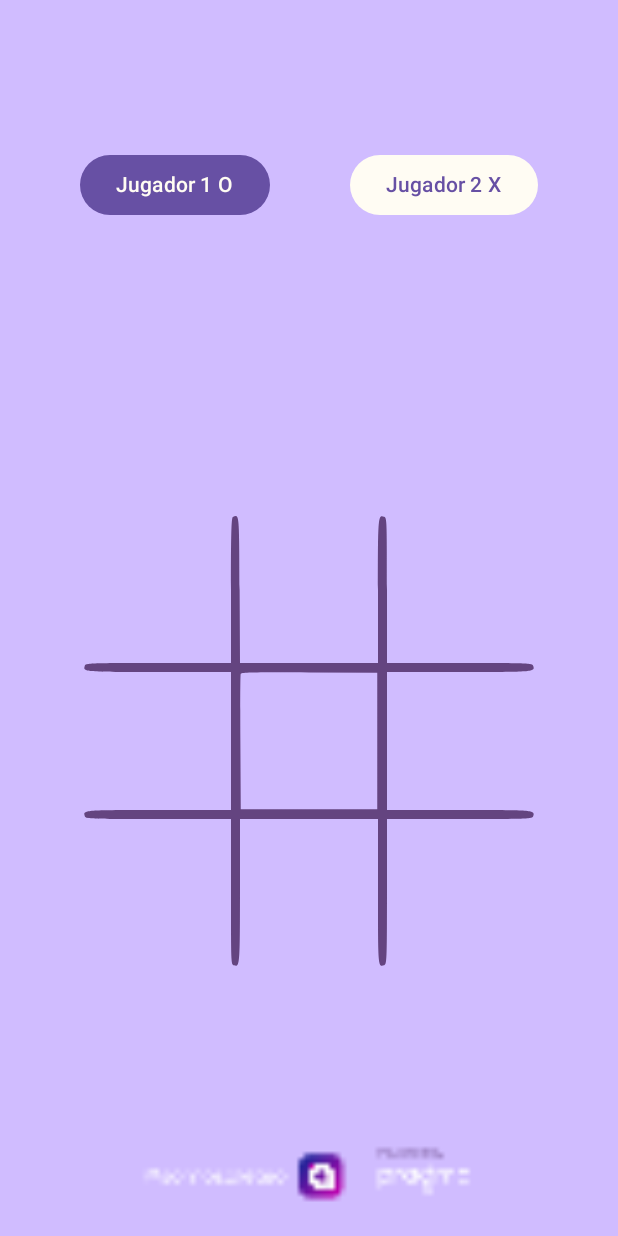
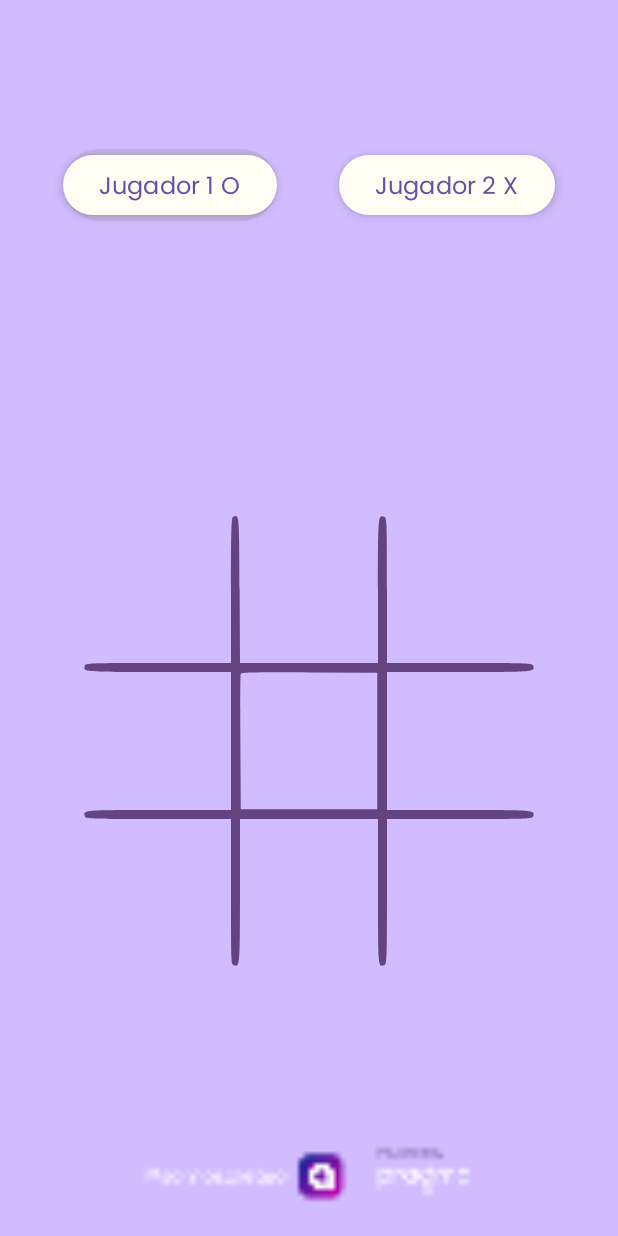
Before and after one commit to YesidMeloPragma/tictactoe, an Android app built with Jetpack Compose: the screen it shows after launch (MainActivity), on a phone screen of 412 x 824 dp. Run offline under Robolectric (Android 15) with nearby library versions, the phone set to English and light mode, and no system bars; our stand-ins replace constraintlayout-compose, livedata-compose.

Commit message:
Implementacion de sombras y colores al juego de tictactoe

```diff
--- a/app/src/main/java/com/pragma/ticktactoe/layouts/Encabezado.kt
+++ b/app/src/main/java/com/pragma/ticktactoe/layouts/Encabezado.kt
@@ -1,16 +1,37 @@
 package com.pragma.ticktactoe.layouts
 
+import androidx.compose.foundation.background
 import androidx.compose.foundation.layout.Box
 import androidx.compose.foundation.layout.fillMaxSize
+import androidx.compose.foundation.layout.fillMaxWidth
+import androidx.compose.foundation.layout.wrapContentHeight
+import androidx.compose.foundation.layout.wrapContentWidth
+import androidx.compose.foundation.shape.RoundedCornerShape
 import androidx.compose.material3.Button
 import androidx.compose.material3.ButtonDefaults
 import androidx.compose.material3.Text
 import androidx.compose.runtime.Composable
 import androidx.compose.ui.Modifier
+import androidx.compose.ui.draw.shadow
+import androidx.compose.ui.graphics.Color
+import androidx.compose.ui.tooling.preview.Preview
+import androidx.compose.ui.unit.dp
 import androidx.constraintlayout.compose.ConstraintLayout
+import androidx.constraintlayout.compose.Dimension
 import com.pragma.ticktactoe.constantes.EstadoJuegoEnum
+import com.pragma.ticktactoe.ui.theme.Black
+import com.pragma.ticktactoe.ui.theme.MyTypography
 import com.pragma.ticktactoe.ui.theme.PurpleTextColor
 import com.pragma.ticktactoe.ui.theme.WhiteButtons
+import com.pragma.ticktactoe.ui.theme.WhiteButtons1
+import com.pragma.ticktactoe.utils.advancedShadow
+
+@Preview(showBackground = true)
+@Composable
+fun prevEncabezado() {
+    Encabezado(modifier = Modifier.fillMaxSize(), turnoActual = EstadoJuegoEnum.TURNO_JUGADOR2)
+}
+
 
 @Composable
 fun Encabezado(
@@ -20,36 +41,59 @@ fun Encabezado(
     Box(modifier = modifier.fillMaxSize()) {
         ConstraintLayout(modifier = Modifier.fillMaxSize()) {
             val (boton1, boton2) = createRefs()
-
-            Button(onClick = {},
-                modifier = Modifier
-                    .constrainAs(boton1){
+            customButtonTurn(
+                modifier = Modifier.constrainAs(boton1) {
                     start.linkTo(parent.start)
                     top.linkTo(parent.top)
                     end.linkTo(boton2.start)
                     bottom.linkTo(parent.bottom)
                 },
-                colors = ButtonDefaults.buttonColors(
-                    containerColor = if(turnoActual == EstadoJuegoEnum.TURNO_JUGADOR1) PurpleTextColor else WhiteButtons,
-                    contentColor = if(turnoActual == EstadoJuegoEnum.TURNO_JUGADOR1) WhiteButtons  else PurpleTextColor,
-                )
-            ) {
-                Text(text = "Jugador 1 O")
-            }
+                text = "Jugador 1 O",
+                turnoActual = turnoActual,
+                jugadorBoton = EstadoJuegoEnum.TURNO_JUGADOR1)
 
-            Button(onClick = {},
-                colors = ButtonDefaults.buttonColors(
-                    containerColor = if(turnoActual == EstadoJuegoEnum.TURNO_JUGADOR2) PurpleTextColor else WhiteButtons,
-                    contentColor = if(turnoActual == EstadoJuegoEnum.TURNO_JUGADOR2) WhiteButtons  else PurpleTextColor,
-                ),
+            customButtonTurn(
                 modifier = Modifier.constrainAs(boton2){
                     start.linkTo(boton1.end)
                     top.linkTo(parent.top)
                     end.linkTo(parent.end)
                     bottom.linkTo(parent.bottom)
-                }) {
-                Text(text = "Jugador 2 X")
+                },
+                text = "Jugador 2 X",
+                turnoActual = turnoActual,
+                jugadorBoton = EstadoJuegoEnum.TURNO_JUGADOR2)
         }
     }
 }
+
+@Composable
+fun customButtonTurn(modifier: Modifier, text:String, turnoActual: EstadoJuegoEnum, jugadorBoton: EstadoJuegoEnum){
+    ConstraintLayout(modifier = modifier
+        .wrapContentHeight()
+        .wrapContentWidth()) {
+        val (opacityId, textID) = createRefs()
+        Button(
+            onClick = {},
+            elevation = ButtonDefaults.elevatedButtonElevation(4.dp),
+            colors = ButtonDefaults.buttonColors(
+                containerColor = WhiteButtons,
+                contentColor = PurpleTextColor,
+            ),
+        ) {
+            Text(text = text, style = MyTypography.bodyMedium)
         }
+        if (turnoActual == jugadorBoton) {
+            Box(modifier = Modifier
+                .background(WhiteButtons1, shape = RoundedCornerShape(30.dp))
+                .constrainAs(opacityId) {
+                    bottom.linkTo(parent.bottom)
+                    end.linkTo(parent.end)
+                    start.linkTo(parent.start)
+                    top.linkTo(parent.top)
+                    width = Dimension.fillToConstraints
+                    height = Dimension.fillToConstraints
+                })
+        }
+    }
+
+}
--- a/app/src/main/java/com/pragma/ticktactoe/ui/theme/Color.kt
+++ b/app/src/main/java/com/pragma/ticktactoe/ui/theme/Color.kt
@@ -10,7 +10,10 @@ val Purple40 = Color(0xFF6650a4)
 val PurpleGrey40 = Color(0xFF625b71)
 val Pink40 = Color(0xFF7D5260)
 
-val White1 = Color(0x0D596400)
 val WhiteButtons = Color(0xFFFFFCF3)
+val WhiteButtons1 = Color(0x1F596400)
 val PurpleTextColor = Color(0xFF6750A4)
 val PurpleWinner = Color(0xFFEADDFF)
+val PurpleTextWinner = Color(0xFF21005D)
+
+val Black = Color(0x00000000)
--- a/app/src/main/java/com/pragma/ticktactoe/ui/theme/Theme.kt
+++ b/app/src/main/java/com/pragma/ticktactoe/ui/theme/Theme.kt
@@ -64,7 +64,7 @@ fun TicktactoeTheme(
 
     MaterialTheme(
         colorScheme = colorScheme,
-        typography = Typography,
+        typography = MyTypography,
         content = content
     )
 }
--- a/app/src/main/java/com/pragma/ticktactoe/ui/theme/Type.kt
+++ b/app/src/main/java/com/pragma/ticktactoe/ui/theme/Type.kt
@@ -2,18 +2,31 @@ package com.pragma.ticktactoe.ui.theme
 
 import androidx.compose.material3.Typography
 import androidx.compose.ui.text.TextStyle
+import androidx.compose.ui.text.font.Font
 import androidx.compose.ui.text.font.FontFamily
 import androidx.compose.ui.text.font.FontWeight
 import androidx.compose.ui.unit.sp
+import com.pragma.ticktactoe.R
+
+//region fonts
+val poppins = FontFamily(
+    Font(R.font.poppins)
+)
+//endregion
 
 // Set of Material typography styles to start with
-val Typography = Typography(
+val MyTypography = Typography(
     bodyLarge = TextStyle(
-        fontFamily = FontFamily.Default,
+        fontFamily = poppins,
+        fontSize = 40.sp,
+        fontWeight = FontWeight.W400
+    ),
+    bodyMedium = TextStyle(
+        fontFamily = poppins,
         fontWeight = FontWeight.Normal,
         fontSize = 16.sp,
         lineHeight = 24.sp,
-        letterSpacing = 0.5.sp
+        letterSpacing = 0.1.sp,
     )
     /* Other default text styles to override
     titleLarge = TextStyle(
```
Also changed, not shown: app/src/main/java/com/pragma/ticktactoe/layouts/Ganador.kt (+29 -6 lines), app/src/main/java/com/pragma/ticktactoe/layouts/TicTacToeScreen.kt (+31 -1 lines), app/src/main/java/com/pragma/ticktactoe/utils/shadow.kt (added, +44 -0 lines), app/src/main/res/font/poppins.ttf (added), 1 other file. Lines whose indentation alone changed are shown as unchanged.
